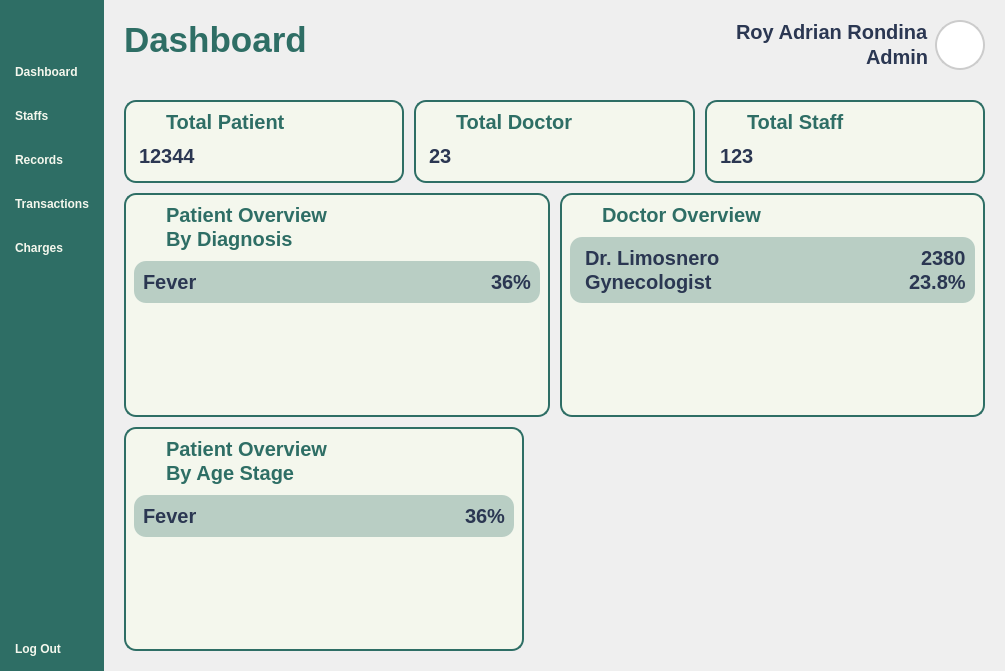
This is Views/Admin_Dashboard.ui in VinsmokeSanji69/COVACHA_CLINIC_SYSTEM as Qt 5 draws it before an edit. The edited form follows.
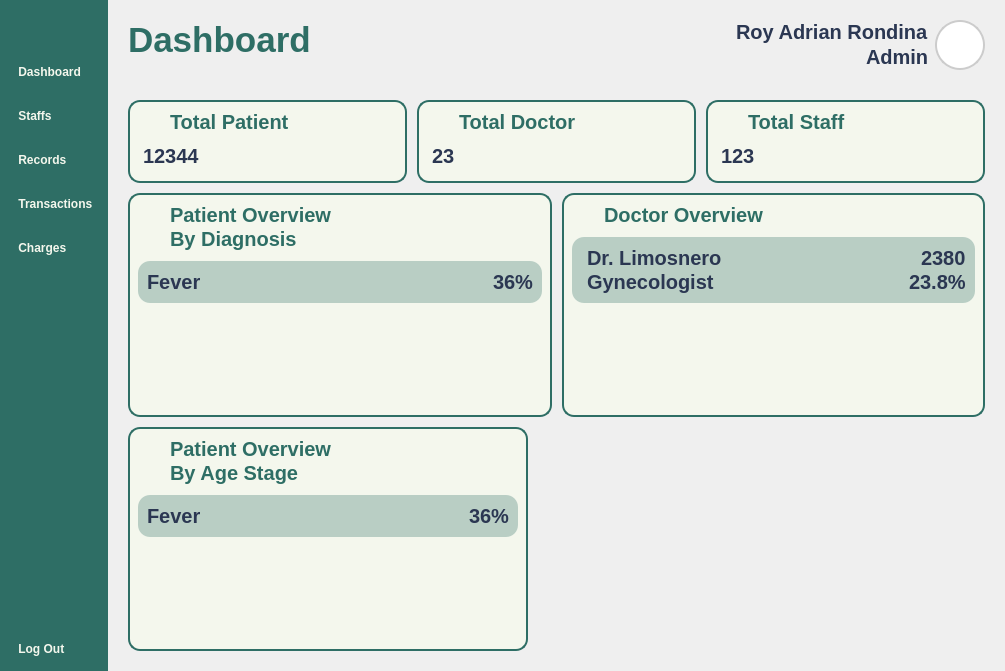
This is the edited form. Icons and pictures are not drawn.

```diff
--- a/Views/Admin_Dashboard.ui
+++ b/Views/Admin_Dashboard.ui
@@ -162,7 +162,7 @@
 </string>
           </property>
           <property name="text">
-           <string>Dashboard</string>
+           <string> Dashboard</string>
           </property>
           <property name="icon">
            <iconset resource="../Images/resources.qrc">
@@ -185,7 +185,7 @@
            <string notr="true"/>
           </property>
           <property name="text">
-           <string>Staffs</string>
+           <string> Staffs</string>
           </property>
           <property name="icon">
            <iconset resource="../Images/resources.qrc">
@@ -208,7 +208,7 @@
            <string notr="true"/>
           </property>
           <property name="text">
-           <string>Records</string>
+           <string> Records</string>
           </property>
           <property name="icon">
            <iconset resource="../Images/resources.qrc">
@@ -231,7 +231,7 @@
            <string notr="true"/>
           </property>
           <property name="text">
-           <string>Transactions</string>
+           <string> Transactions</string>
           </property>
           <property name="icon">
            <iconset resource="../Images/resources.qrc">
@@ -254,7 +254,7 @@
            <string notr="true"/>
           </property>
           <property name="text">
-           <string>Charges</string>
+           <string> Charges</string>
           </property>
           <property name="icon">
            <iconset resource="../Images/resources.qrc">
@@ -297,7 +297,7 @@
            <string notr="true"/>
           </property>
           <property name="text">
-           <string>Log Out</string>
+           <string> Log Out</string>
           </property>
           <property name="icon">
            <iconset resource="../Images/resources.qrc">
```
